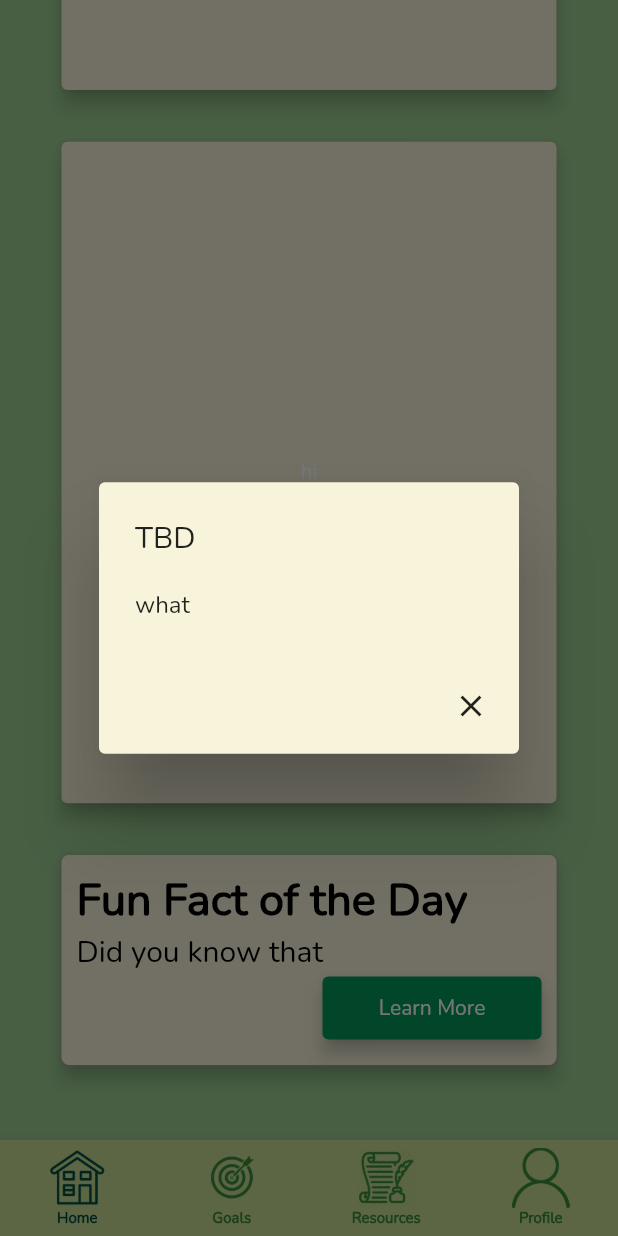
After one commit to csc301-fall-2021/team-project-9-greenpeeps, a Flutter app: the Navigation screen opened by its route, scrolled down 205 dp, after a tap on "hi", on a phone screen of 412 x 824 dp. The commit adds this screen. Run offline on Flutter 3.47's test engine with Material 2 defaults, Android fonts, the phone set to English and light mode, and no system bars; our stand-ins replace firebase_core; missing offline and left inert: firebase_core_web; accounts and stored records are empty.

Commit message:
renaming and formatting

```diff
--- /dev/null
+++ b/green_peeps_app/lib/home_screen.dart
@@ -0,0 +1,183 @@
+import 'package:flutter/material.dart';
+
+Widget _buildPopupDialog(BuildContext context) {
+  return AlertDialog(
+    backgroundColor: const Color.fromRGBO(248, 244, 219, 1),
+    title: const Text('TBD'),
+    content: const Text("what"),
+    actions: <Widget>[
+      IconButton(
+        onPressed: () {
+          Navigator.of(context).pop();
+        },
+        icon: const Icon(Icons.close),
+      ),
+    ],
+  );
+}
+
+class HomeScreen extends StatefulWidget {
+  const HomeScreen({Key? key}) : super(key: key);
+
+  @override
+  _HomeScreenState createState() => _HomeScreenState();
+}
+
+class _HomeScreenState extends State<HomeScreen> {
+  @override
+  Widget build(BuildContext context) {
+    return Center(
+      child: CustomScrollView(slivers: <Widget>[
+        SliverList(
+          delegate: SliverChildBuilderDelegate(
+            (BuildContext context, int index) {
+              return Container(
+                alignment: Alignment.center,
+                height: 125,
+                child: Material(
+                    elevation: 5,
+                    borderRadius: BorderRadius.circular(5.0),
+                    child: Container(
+                        padding: const EdgeInsets.all(7.0),
+                        width: 330,
+                        height: 52,
+                        decoration: BoxDecoration(
+                          borderRadius: BorderRadius.circular(5.0),
+                          color: const Color.fromRGBO(248, 244, 219, 1),
+                          boxShadow: const [
+                            BoxShadow(
+                              color: Colors.grey,
+                              offset: Offset(0.0, 1.0),
+                              blurRadius: 1.0,
+                            ),
+                          ],
+                        ),
+                        child: const Text("Welcome Guy!",
+                            textAlign: TextAlign.left,
+                            style: TextStyle(
+                              fontSize: 28.0,
+                              fontWeight: FontWeight.bold,
+                            )))),
+              );
+            },
+            childCount: 1,
+          ),
+        ),
+        SliverList(
+          delegate: SliverChildBuilderDelegate(
+            (BuildContext context, int index) {
+              return Container(
+                alignment: Alignment.center,
+                height: 140,
+                child: ElevatedButton(
+                    child: const Text("hi"),
+                    onPressed: () {
+                      showDialog(
+                        context: context,
+                        builder: (BuildContext context) =>
+                            _buildPopupDialog(context),
+                      );
+                    },
+                    style: ElevatedButton.styleFrom(
+                        primary: const Color.fromRGBO(248, 244, 219, 1),
+                        fixedSize: const Size(330, 140),
+                        elevation: 5)),
+              );
+            },
+            childCount: 1,
+          ),
+        ),
+        SliverList(
+          delegate: SliverChildBuilderDelegate(
+            (BuildContext context, int index) {
+              return Container(
+                alignment: Alignment.center,
+                height: 510,
+                child: ElevatedButton(
+                    child: const Text("hi"),
+                    onPressed: () {},
+                    style: ElevatedButton.styleFrom(
+                        primary: const Color.fromRGBO(248, 244, 219, 1),
+                        fixedSize: const Size(330, 441),
+                        elevation: 5)),
+              );
+            },
+            childCount: 1,
+          ),
+        ),
+        SliverList(
+          delegate: SliverChildBuilderDelegate(
+            (BuildContext context, int index) {
+              return Container(
+                  alignment: Alignment.center,
+                  height: 140,
+                  child: Material(
+                      elevation: 5,
+                      borderRadius: BorderRadius.circular(5.0),
+                      child: Container(
+                          padding: const EdgeInsets.all(10.0),
+                          width: 330,
+                          height: 140,
+                          decoration: BoxDecoration(
+                            borderRadius: BorderRadius.circular(5.0),
+                            color: const Color.fromRGBO(248, 244, 219, 1),
+                            boxShadow: const [
+                              BoxShadow(
+                                color: Colors.grey,
+                                offset: Offset(0.0, 1.0),
+                                blurRadius: 1.0,
+                              ),
+                            ],
+                          ),
+                          child: Column(
+                              mainAxisSize: MainAxisSize.min,
+                              crossAxisAlignment: CrossAxisAlignment.start,
+                              children: <Widget>[
+                                const Text('Fun Fact of the Day',
+                                    style: TextStyle(
+                                        fontSize: 30,
+                                        fontWeight: FontWeight.bold,
+                                        color: Colors.black,
+                                        fontFamily: "Nunito")),
+                                RichText(
+                                    textAlign: TextAlign.left,
+                                    overflow: TextOverflow.ellipsis,
+                                    text: const TextSpan(
+                                        text: 'Did you know that',
+                                        style: TextStyle(
+                                            fontSize: 20,
+                                            color: Colors.black,
+                                            fontFamily: "Nunito"))),
+                                Row(children: <Widget>[
+                                  const Spacer(),
+                                  TextButton(
+                                    child: const Text('Learn More'),
+                                    onPressed: () {},
+                                    style: TextButton.styleFrom(
+                                        primary: Colors.white,
+                                        backgroundColor:
+                                            const Color.fromRGBO(2, 152, 89, 1),
+                                        elevation: 5,
+                                        fixedSize: const Size(146, 42)),
+                                  )
+                                ])
+                              ]))));
+            },
+            childCount: 1,
+          ),
+        ),
+        SliverList(
+          delegate: SliverChildBuilderDelegate(
+            (BuildContext context, int index) {
+              return Container(
+                alignment: Alignment.center,
+                height: 50,
+              );
+            },
+            childCount: 1,
+          ),
+        ),
+      ]),
+    );
+  }
+}
--- a/green_peeps_app/lib/main.dart
+++ b/green_peeps_app/lib/main.dart
@@ -7,7 +7,6 @@ import 'package:green_peeps_app/initial_questionnaire.dart';
 
 // Import the firebase_core plugin
 import 'package:firebase_core/firebase_core.dart';
-
 
 void main() {
   WidgetsFlutterBinding.ensureInitialized();
@@ -59,10 +58,11 @@ class _AppState extends State<MyApp> {
       routes: {
         '/': (context) => Loading(),
         '/welcome': (context) => Welcome(),
-          '/nav': (context) => navigation(),
+        '/nav': (context) => Navigation(),
         '/login': (context) => Login(),
         '/new': (context) => InitialQuestionnaire(),
-        },);
+      },
+    );
   }
 }
 
--- a/green_peeps_app/lib/navigation.dart
+++ b/green_peeps_app/lib/navigation.dart
@@ -1,14 +1,14 @@
 import 'package:flutter/material.dart';
-import 'package:green_peeps_app/homeScreen.dart';
-import 'package:green_peeps_app/goalsScreen.dart';
-import 'package:green_peeps_app/resourcesScreen.dart';
-import 'package:green_peeps_app/profileScreen.dart';
+import 'package:green_peeps_app/home_screen.dart';
+import 'package:green_peeps_app/goals_screen.dart';
+import 'package:green_peeps_app/resources_screen.dart';
+import 'package:green_peeps_app/profile_screen.dart';
 
-class navigation extends StatefulWidget {
-  const navigation({Key? key}) : super(key: key);
+class Navigation extends StatefulWidget {
+  const Navigation({Key? key}) : super(key: key);
 
   @override
-  _navigationState createState() => _navigationState();
+  _NavigationState createState() => _NavigationState();
 }
 
 BottomNavigationBarItem _navButton(String buttonText) {
@@ -21,15 +21,15 @@ BottomNavigationBarItem _navButton(String buttonText) {
   );
 }
 
-class _navigationState extends State<navigation> {
+class _NavigationState extends State<Navigation> {
   // This is the starting index of the navigation bar items
   // looking from left to right
   int _selectedIndex = 0;
-  List<Widget> _widgetOptions = <Widget>[
-    homeScreen(),
-    goalsScreen(),
-    resourcesScreen(),
-    profileScreen()
+  final List<Widget> _widgetOptions = <Widget>[
+    const HomeScreen(),
+    const GoalsScreen(),
+    const ResourcesScreen(),
+    const ProfileScreen()
   ];
 
   void _onItemTap(int index) {
@@ -38,24 +38,25 @@ class _navigationState extends State<navigation> {
     });
   }
 
+  @override
   Widget build(BuildContext context) {
     return Scaffold(
-      backgroundColor: Color.fromRGBO(157, 207, 148, 1),
+      backgroundColor: const Color.fromRGBO(157, 207, 148, 1),
       body: Center(
         child: _widgetOptions.elementAt(_selectedIndex),
       ),
       bottomNavigationBar: BottomNavigationBar(
         type: BottomNavigationBarType.fixed,
         // elevation: for adding shadow
-        backgroundColor: Color.fromRGBO(201, 221, 148, 1),
+        backgroundColor: const Color.fromRGBO(201, 221, 148, 1),
         selectedItemColor: Colors.teal.shade900,
         unselectedItemColor: Colors.green.shade700,
-        selectedLabelStyle: TextStyle(
+        selectedLabelStyle: const TextStyle(
           fontSize: 10.0,
           fontWeight: FontWeight.bold,
           fontFamily: "Nunito",
         ),
-        unselectedLabelStyle: TextStyle(
+        unselectedLabelStyle: const TextStyle(
           fontSize: 10.0,
           fontWeight: FontWeight.bold,
         ),
```
Also changed, not shown: green_peeps_app/lib/goalsScreen.dart (deleted, +0 -8 lines), green_peeps_app/lib/goals_screen.dart (added, +15 -0 lines), green_peeps_app/lib/homeScreen.dart (deleted, +0 -144 lines), green_peeps_app/lib/profileScreen.dart (deleted, +0 -8 lines), green_peeps_app/lib/profile_screen.dart (added, +15 -0 lines), green_peeps_app/lib/resources_screen.dart (added, +15 -0 lines). Lines whose indentation alone changed are shown as unchanged.
